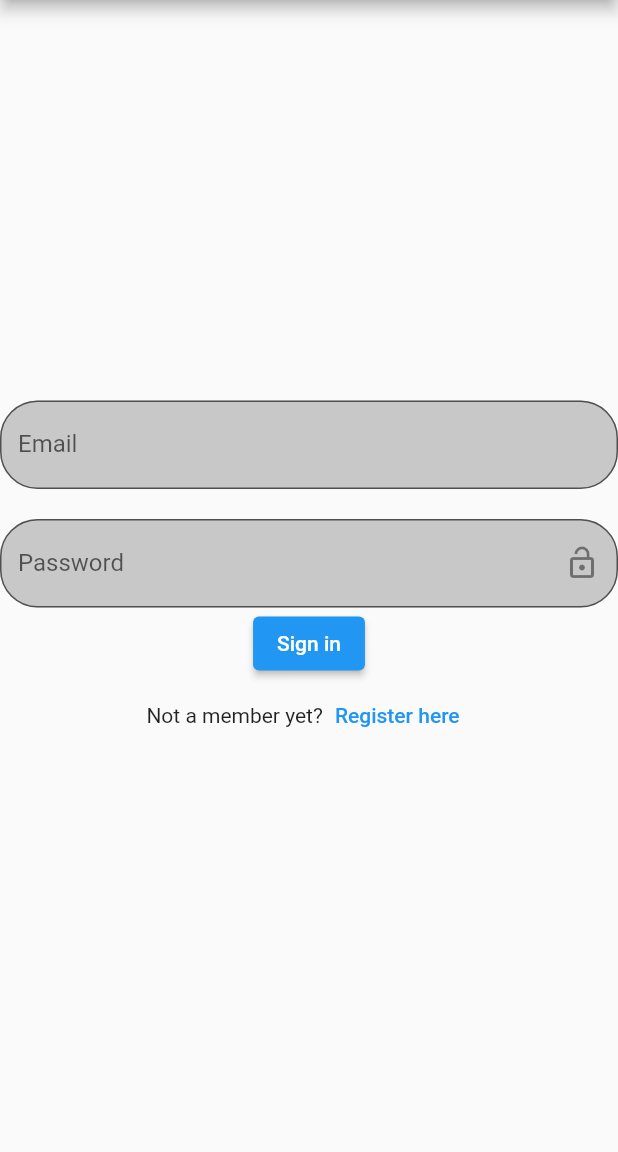
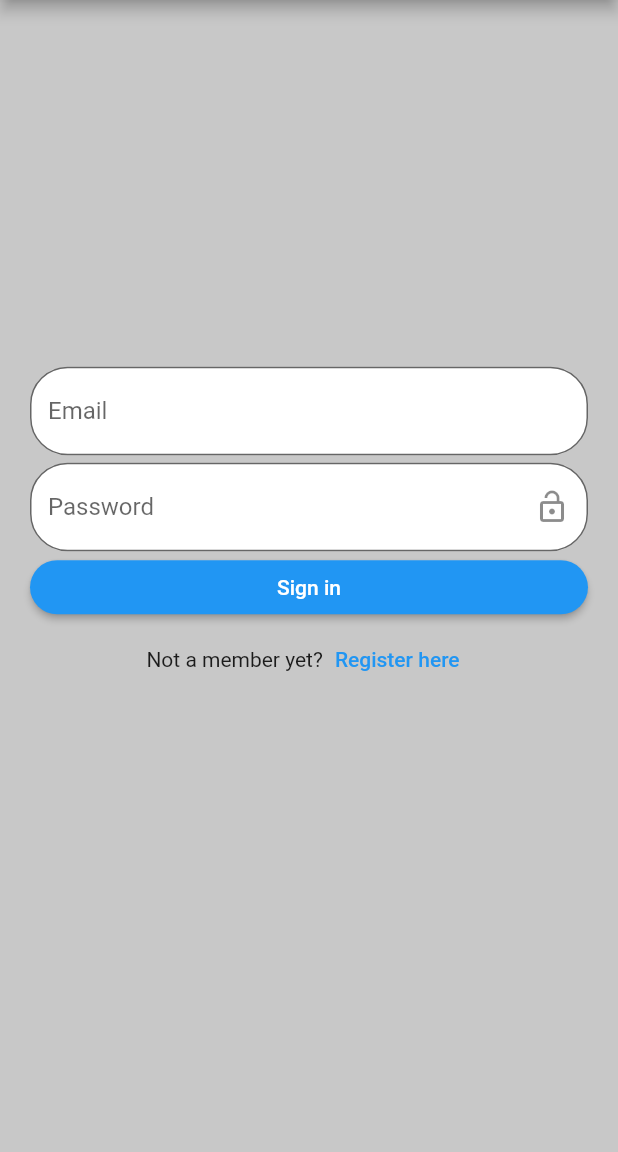
Before and after one commit to irfan87/restaurant_app_flutter, a Flutter app: the screen it shows after launch, on a phone screen of 412 x 824 dp, the part 84-1236 px from its top. Run offline on Flutter 3.47's test engine with Material 2 defaults, Android fonts, the phone set to English and light mode, and no system bars; our stand-ins replace firebase_auth, firebase_core; accounts and stored records are empty.

Commit message:
final touch for login

```diff
--- a/lib/main.dart
+++ b/lib/main.dart
@@ -21,6 +21,7 @@ class MyApp extends StatelessWidget {
       title: "Restaurant App",
       theme: ThemeData(
         primarySwatch: Colors.blue,
+        scaffoldBackgroundColor: Color.fromRGBO(200, 200, 200, 1),
       ),
       home: SystemUI(),
     );
--- a/lib/screens/auth/login.dart
+++ b/lib/screens/auth/login.dart
@@ -38,6 +38,13 @@ class _LoginScreenState extends State<LoginScreen> {
     if (loginOrRegister == LoginOrRegister.login) {
       return [
         ElevatedButton(
+          style: ElevatedButton.styleFrom(
+            shape: RoundedRectangleBorder(
+              borderRadius: BorderRadius.circular(
+                25.0,
+              ),
+            ),
+          ),
           onPressed: () {
             globalKey.currentState?.save();
             widget.userSignIn(email, password);
@@ -62,6 +69,12 @@ class _LoginScreenState extends State<LoginScreen> {
     } else {
       return [
         ElevatedButton(
+          style: ElevatedButton.styleFrom(
+              shape: RoundedRectangleBorder(
+            borderRadius: BorderRadius.circular(
+              25.0,
+            ),
+          )),
           onPressed: () {
             globalKey.currentState?.save();
             widget.createUser(email, password);
@@ -86,12 +99,6 @@ class _LoginScreenState extends State<LoginScreen> {
     }
   }
 
-  // void _toggleHiddenPassword() {
-  //   setState(() {
-  //     _hidePassword = !_hidePassword;
-  //   });
-  // }
-
   // text form field for sign in
   List<Widget> buildTextField() {
     return [
@@ -99,7 +106,7 @@ class _LoginScreenState extends State<LoginScreen> {
         keyboardType: TextInputType.emailAddress,
         decoration: InputDecoration(
           labelText: "Email",
-          fillColor: Colors.black.withOpacity(.2),
+          fillColor: Colors.white,
           filled: true,
           border: OutlineInputBorder(
             borderRadius: BorderRadius.circular(25.0),
@@ -108,13 +115,13 @@ class _LoginScreenState extends State<LoginScreen> {
         onSaved: (value) => email = value!,
       ),
       const SizedBox(
-        height: 20.0,
+        height: 5.0,
       ),
       TextFormField(
         obscureText: _hidePassword,
         decoration: InputDecoration(
           labelText: "Password",
-          fillColor: Colors.black.withOpacity(.2),
+          fillColor: Colors.white,
           filled: true,
           border: OutlineInputBorder(
             borderRadius: BorderRadius.circular(25.0),
@@ -142,11 +149,22 @@ class _LoginScreenState extends State<LoginScreen> {
         title: const Text("Restaurant App"),
       ),
       body: Center(
-        child: Form(
-          key: globalKey,
-          child: Column(
-            mainAxisAlignment: MainAxisAlignment.center,
-            children: buildTextField() + buildWidget(),
+        child: SingleChildScrollView(
+          child: Padding(
+            padding: const EdgeInsets.only(
+              left: 20.0,
+              bottom: 80.0,
+              top: 20.0,
+              right: 20.0,
+            ),
+            child: Form(
+              key: globalKey,
+              child: Column(
+                mainAxisAlignment: MainAxisAlignment.center,
+                crossAxisAlignment: CrossAxisAlignment.stretch,
+                children: buildTextField() + buildWidget(),
+              ),
+            ),
           ),
         ),
       ),
```
